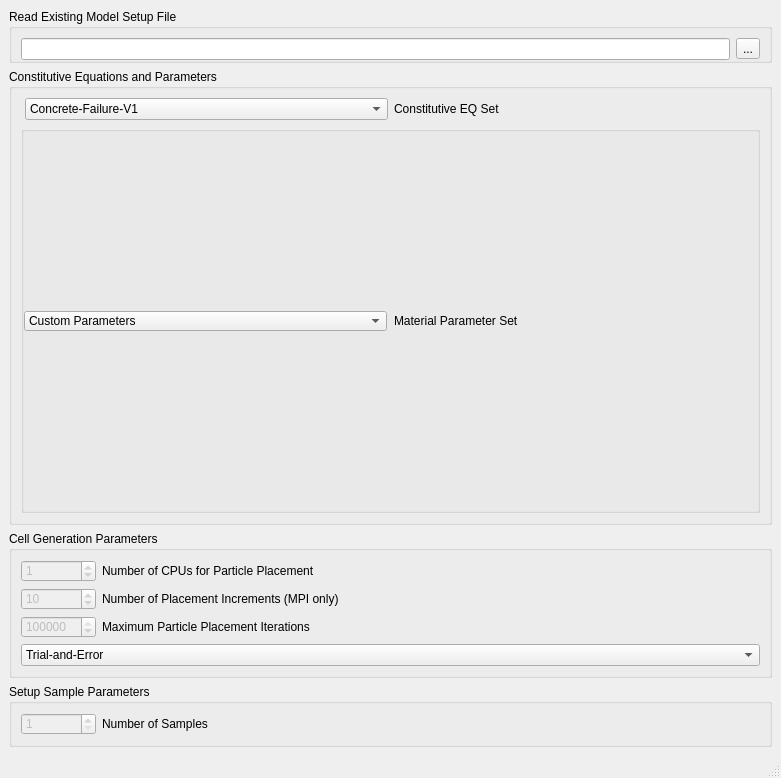
Qt form freecad/ldpmWorkbench/gui/ui/ui_PLDPM_modelProps.ui (Computational-Mechanics-Material-Models/LDPM-preprocessor) before a commit.
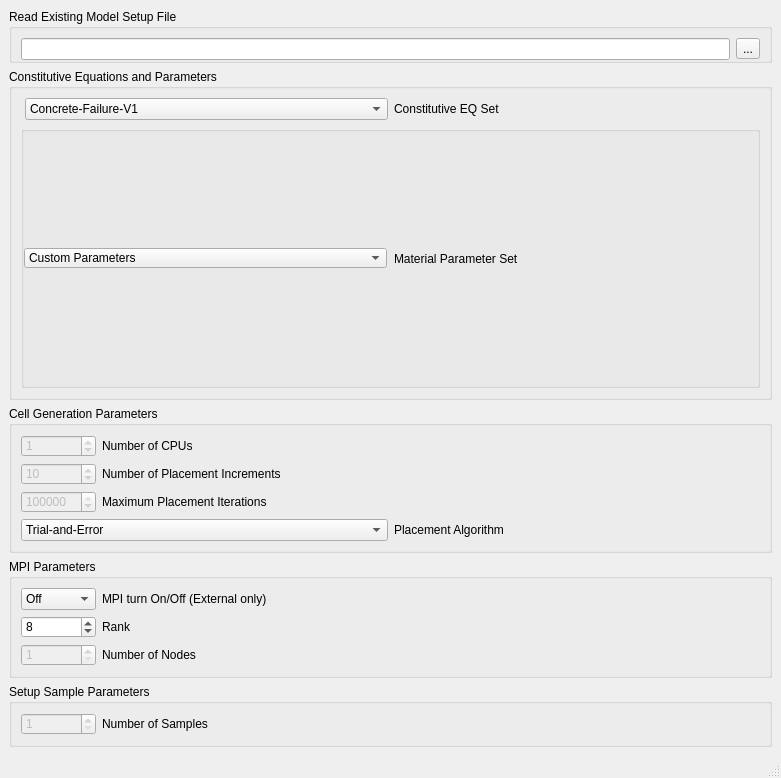
The same form after that commit. Icons and pictures are not drawn.

Patch:
```diff
--- a/freecad/ldpmWorkbench/gui/ui/ui_PLDPM_modelProps.ui
+++ b/freecad/ldpmWorkbench/gui/ui/ui_PLDPM_modelProps.ui
@@ -945,7 +945,7 @@
             <bool>true</bool>
            </property>
            <property name="text">
-            <string>Number of CPUs for Particle Placement</string>
+            <string>Number of CPUs</string>
            </property>
           </widget>
          </item>
@@ -990,7 +990,7 @@
             <bool>true</bool>
            </property>
            <property name="text">
-            <string>Number of Placement Increments (MPI only)</string>
+            <string>Number of Placement Increments</string>
            </property>
           </widget>
          </item>
@@ -1035,7 +1035,7 @@
             <bool>true</bool>
            </property>
            <property name="text">
-            <string>Maximum Particle Placement Iterations</string>
+            <string>Maximum Placement Iterations</string>
            </property>
           </widget>
          </item>
@@ -1061,12 +1061,173 @@
            </item>
           </widget>
          </item>
+         <item>
+          <widget class="QLabel" name="label_placementAlg">
+           <property name="text">
+            <string>Placement Algorithm</string>
+           </property>
+          </widget>
+         </item>
         </layout>
        </item>
       </layout>
      </widget>
     </item>
     <item row="3" column="0">
+     <widget class="QGroupBox" name="gb_mpi_parameters">
+      <property name="enabled">
+       <bool>true</bool>
+      </property>
+      <property name="styleSheet">
+       <string notr="true">border-color: rgb(182, 182, 182);</string>
+      </property>
+      <property name="title">
+       <string>MPI Parameters</string>
+      </property>
+      <layout class="QGridLayout" name="gridLayout_mpi">
+       <item row="0" column="0">
+        <layout class="QHBoxLayout" name="horizontalLayout_mpi_toggle">
+         <item>
+          <widget class="QComboBox" name="mpiToggle">
+           <property name="enabled">
+            <bool>true</bool>
+           </property>
+           <property name="sizePolicy">
+            <sizepolicy hsizetype="Fixed" vsizetype="Fixed">
+             <horstretch>0</horstretch>
+             <verstretch>0</verstretch>
+            </sizepolicy>
+           </property>
+           <property name="minimumSize">
+            <size>
+             <width>75</width>
+             <height>0</height>
+            </size>
+           </property>
+           <property name="maximumSize">
+            <size>
+             <width>75</width>
+             <height>16777215</height>
+            </size>
+           </property>
+           <property name="currentIndex">
+            <number>0</number>
+           </property>
+           <item>
+            <property name="text">
+             <string>Off</string>
+            </property>
+           </item>
+           <item>
+            <property name="text">
+             <string>On</string>
+            </property>
+           </item>
+          </widget>
+         </item>
+         <item>
+          <widget class="QLabel" name="mpiToggleLabel">
+           <property name="text">
+            <string>MPI turn On/Off (External only)</string>
+           </property>
+          </widget>
+         </item>
+        </layout>
+       </item>
+       <item row="1" column="0">
+        <layout class="QHBoxLayout" name="horizontalLayout_mpi_rank">
+         <item>
+          <widget class="QSpinBox" name="mpiRank">
+           <property name="enabled">
+            <bool>true</bool>
+           </property>
+           <property name="sizePolicy">
+            <sizepolicy hsizetype="Fixed" vsizetype="Fixed">
+             <horstretch>0</horstretch>
+             <verstretch>0</verstretch>
+            </sizepolicy>
+           </property>
+           <property name="minimumSize">
+            <size>
+             <width>75</width>
+             <height>0</height>
+            </size>
+           </property>
+           <property name="maximumSize">
+            <size>
+             <width>75</width>
+             <height>16777215</height>
+            </size>
+           </property>
+           <property name="minimum">
+            <number>0</number>
+           </property>
+           <property name="maximum">
+            <number>999999999</number>
+           </property>
+           <property name="value">
+            <number>8</number>
+           </property>
+          </widget>
+         </item>
+         <item>
+          <widget class="QLabel" name="mpiRankLabel">
+           <property name="text">
+            <string>Rank</string>
+           </property>
+          </widget>
+         </item>
+        </layout>
+       </item>
+       <item row="2" column="0">
+        <layout class="QHBoxLayout" name="horizontalLayout_mpi_nodes">
+         <item>
+          <widget class="QSpinBox" name="mpiNodes">
+           <property name="enabled">
+            <bool>false</bool>
+           </property>
+           <property name="sizePolicy">
+            <sizepolicy hsizetype="Fixed" vsizetype="Fixed">
+             <horstretch>0</horstretch>
+             <verstretch>0</verstretch>
+            </sizepolicy>
+           </property>
+           <property name="minimumSize">
+            <size>
+             <width>75</width>
+             <height>0</height>
+            </size>
+           </property>
+           <property name="maximumSize">
+            <size>
+             <width>75</width>
+             <height>16777215</height>
+            </size>
+           </property>
+           <property name="minimum">
+            <number>1</number>
+           </property>
+           <property name="maximum">
+            <number>999999999</number>
+           </property>
+           <property name="value">
+            <number>1</number>
+           </property>
+          </widget>
+         </item>
+         <item>
+          <widget class="QLabel" name="mpiNodesLabel">
+           <property name="text">
+            <string>Number of Nodes</string>
+           </property>
+          </widget>
+         </item>
+        </layout>
+       </item>
+      </layout>
+     </widget>
+    </item>
+    <item row="4" column="0">
      <widget class="QGroupBox" name="gb_setup_sample_parameters">
       <property name="enabled">
        <bool>true</bool>
```
